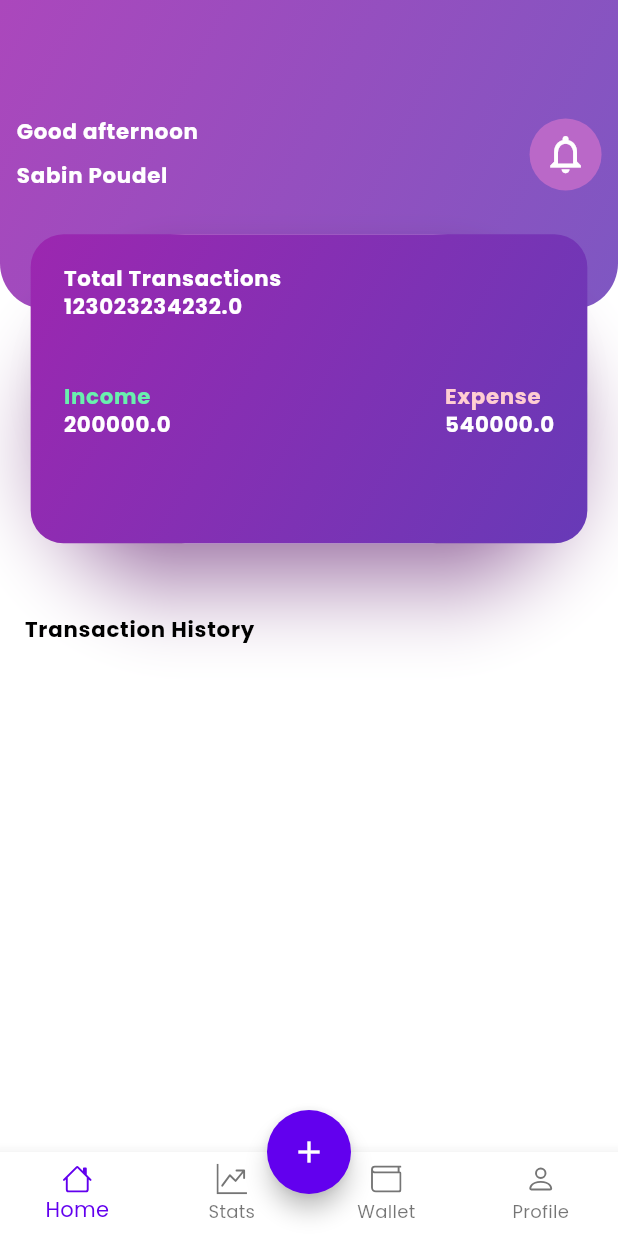
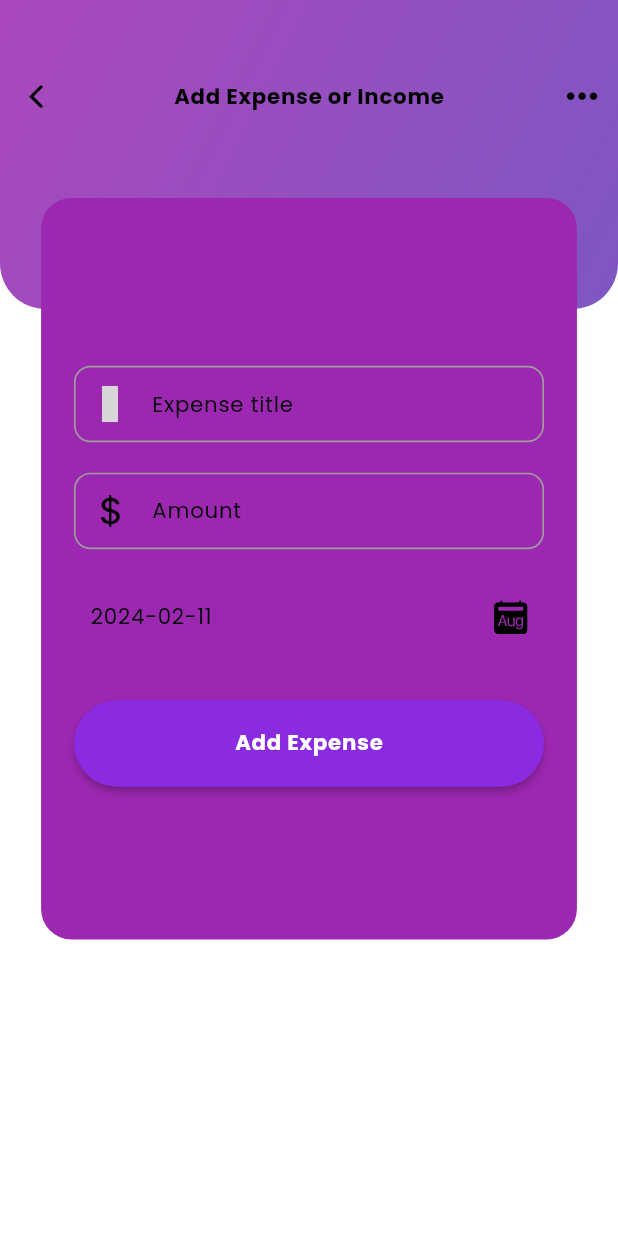
Before and after one commit to sabin6969/Budget_Buddy_With_Bloc, a Flutter app: the HomePage screen opened by its route, after a tap on the "add" icon, on a phone screen of 412 x 824 dp. Run offline on Flutter 3.47's test engine with Material 3 defaults, Android fonts, the phone set to English and light mode, and no system bars; our stand-ins replace firebase_auth, firebase_core, flutter_bloc, flutter_screenutil, google_sign_in, icons_plus and 2 more; accounts and stored records are empty; generated files the repository leaves out were written again; grey boxes are pictures that could not be loaded.

Commit message:
designed add expense and income page

```diff
--- a/lib/constants/app_routes.dart
+++ b/lib/constants/app_routes.dart
@@ -4,4 +4,5 @@ class AppRoutes {
   static const String resetPasswordPageRoute = "/resetPasswordPage";
   static const String resentEmailSentPageRoute = "/resetEmailSentPage";
   static const String homePageRoute = "/homePage";
+  static const String addExpenseIncomePage = "/addExpenseIncomePage";
 }
--- a/lib/constants/routes.dart
+++ b/lib/constants/routes.dart
@@ -1,4 +1,5 @@
 import 'package:budgetbuddy_bloc/constants/app_routes.dart';
+import 'package:budgetbuddy_bloc/pages/add_expense_income_page.dart';
 import 'package:budgetbuddy_bloc/pages/auth/forgot_password/forgot_password_page.dart';
 import 'package:budgetbuddy_bloc/pages/auth/forgot_password/forgot_password_sent_page.dart';
 import 'package:budgetbuddy_bloc/pages/auth/login/login_page.dart';
@@ -21,6 +22,10 @@ class Routes {
         return MaterialPageRoute(
           builder: (context) => const HomePage(),
         );
+      case AppRoutes.addExpenseIncomePage:
+        return MaterialPageRoute(
+          builder: (context) => const AddExpenseIncomePage(),
+        );
       case AppRoutes.resentEmailSentPageRoute:
         return MaterialPageRoute(
           builder: (context) => const ResetPasswordSentPage(),
--- /dev/null
+++ b/lib/pages/add_expense_income_page.dart
@@ -0,0 +1,105 @@
+import 'package:budgetbuddy_bloc/main.dart';
+import 'package:budgetbuddy_bloc/widgets/custom_app_bar_normal.dart';
+import 'package:budgetbuddy_bloc/widgets/custom_auth_button.dart';
+import 'package:budgetbuddy_bloc/widgets/custom_date_picker_button.dart';
+import 'package:budgetbuddy_bloc/widgets/custom_text_form_field.dart';
+import 'package:flutter/material.dart';
+import 'package:flutter_screenutil/flutter_screenutil.dart';
+import 'package:icons_plus/icons_plus.dart';
+
+class AddExpenseIncomePage extends StatefulWidget {
+  const AddExpenseIncomePage({super.key});
+
+  @override
+  State<AddExpenseIncomePage> createState() => _AddExpenseIncomePageState();
+}
+
+class _AddExpenseIncomePageState extends State<AddExpenseIncomePage> {
+  final TextEditingController _expenseTitleController = TextEditingController();
+  final FocusNode _expenseFocusNode = FocusNode();
+  final TextEditingController _amountController = TextEditingController();
+  final FocusNode _amountFocusNode = FocusNode();
+
+  @override
+  Widget build(BuildContext context) {
+    final bool isDark =
+        MediaQuery.of(context).platformBrightness == Brightness.dark;
+    size = MediaQuery.sizeOf(context);
+    return Scaffold(
+      body: Stack(
+        children: [
+          Container(
+            height: size.height,
+            width: size.width,
+            color: Theme.of(context).scaffoldBackgroundColor,
+          ),
+          PreferredSize(
+            preferredSize: Size(double.infinity, size.height * 0.25),
+            child: customAppBarNormal(
+              context: context,
+              size: size,
+            ),
+          ),
+          Positioned(
+            top: 130.h,
+            left: 25.w,
+            right: 25.w,
+            child: Container(
+              height: size.height * 0.6,
+              width: size.width,
+              decoration: BoxDecoration(
+                color: Colors.purple.shade500,
+                borderRadius: BorderRadius.circular(
+                  20.sp,
+                ),
+              ),
+              child: Padding(
+                padding: EdgeInsets.symmetric(horizontal: 20.w),
+                child: Column(
+                  mainAxisAlignment: MainAxisAlignment.center,
+                  children: [
+                    SizedBox(
+                      height: 10.h,
+                    ),
+                    CustomTextFormField(
+                      isDark: isDark,
+                      labelText: "Expense title",
+                      prefixIcon: EvaIcons.text,
+                      textEditingController: _expenseTitleController,
+                      textInputType: TextInputType.text,
+                      currentFocusNode: _expenseFocusNode,
+                      nextFocusNode: _amountFocusNode,
+                      textCapitalization: TextCapitalization.sentences,
+                    ),
+                    SizedBox(
+                      height: 20.h,
+                    ),
+                    CustomTextFormField(
+                      isDark: isDark,
+                      labelText: "Amount",
+                      prefixIcon: Bootstrap.currency_dollar,
+                      textEditingController: _amountController,
+                      textInputType: TextInputType.number,
+                      currentFocusNode: _amountFocusNode,
+                    ),
+                    SizedBox(
+                      height: 20.h,
+                    ),
+                    const CustomDatePicker(),
+                    SizedBox(height: 30.h),
+                    CustomAuthButton(
+                      textColor: Colors.white,
+                      isPrimaryColor: true,
+                      buttonName: "Add Expense",
+                      onPressed: () {},
+                    )
+                  ],
+                ),
+              ),
+            ),
+          )
+        ],
+      ),
+    );
+  }
+}
--- a/lib/pages/home_page.dart
+++ b/lib/pages/home_page.dart
@@ -1,7 +1,8 @@
+import 'package:budgetbuddy_bloc/constants/app_routes.dart';
 import 'package:budgetbuddy_bloc/main.dart';
 import 'package:budgetbuddy_bloc/widgets/custom_expense_card.dart';
 import 'package:flutter/material.dart';
-import 'package:budgetbuddy_bloc/widgets/custom_app_bar.dart';
+import 'package:budgetbuddy_bloc/widgets/custom_app_bar_for_home_page.dart';
 import 'package:flutter_screenutil/flutter_screenutil.dart';
 import 'package:icons_plus/icons_plus.dart';
 
@@ -15,8 +16,6 @@ class HomePage extends StatefulWidget {
 class _HomePageState extends State<HomePage> {
   @override
   Widget build(BuildContext context) {
-    final bool isDark =
-        MediaQuery.of(context).platformBrightness == Brightness.dark;
     size = MediaQuery.sizeOf(context);
     return Scaffold(
       body: Stack(
@@ -28,7 +27,7 @@ class _HomePageState extends State<HomePage> {
           ),
           PreferredSize(
             preferredSize: Size(double.infinity, size.height * 0.25),
-            child: customAppBar(
+            child: customAppBarForHomePage(
               context: context,
               name: "Sabin Poudel",
               greetings: "Good afternoon",
@@ -71,9 +70,15 @@ class _HomePageState extends State<HomePage> {
       ),
       floatingActionButton: FloatingActionButton(
         shape: const StadiumBorder(),
-        onPressed: () {},
-        child: const Icon(
+        onPressed: () {
+          Navigator.pushNamed(
+            context,
+            AppRoutes.addExpenseIncomePage,
+          );
+        },
+        child: Icon(
           Icons.add,
+          size: 20.sp,
         ),
       ),
       floatingActionButtonLocation: FloatingActionButtonLocation.centerDocked,
--- a/lib/widgets/custom_app_bar.dart
+++ b/lib/widgets/custom_app_bar_for_home_page.dart
@@ -1,7 +1,7 @@
 import 'package:flutter/material.dart';
 import 'package:flutter_screenutil/flutter_screenutil.dart';
 
-Widget customAppBar({
+Widget customAppBarForHomePage({
   required BuildContext context,
   required String name,
   required String greetings,
--- /dev/null
+++ b/lib/widgets/custom_app_bar_normal.dart
@@ -0,0 +1,55 @@
+import 'package:flutter/cupertino.dart';
+import 'package:flutter/material.dart';
+import 'package:flutter_screenutil/flutter_screenutil.dart';
+
+Widget customAppBarNormal({required BuildContext context, required Size size}) {
+  return Container(
+    height: size.height * 0.25,
+    width: size.width,
+    decoration: BoxDecoration(
+      gradient: LinearGradient(
+        begin: Alignment.topLeft,
+        end: Alignment.bottomRight,
+        colors: [
+          Colors.purple.shade400,
+          Colors.deepPurple.shade400,
+        ],
+      ),
+      borderRadius: BorderRadius.only(
+        bottomLeft: Radius.circular(30.sp),
+        bottomRight: Radius.circular(30.sp),
+      ),
+    ),
+    child: Column(
+      children: [
+        SizedBox(
+          height: 40.h,
+        ),
+        Row(
+          mainAxisAlignment: MainAxisAlignment.spaceBetween,
+          children: [
+            IconButton(
+              onPressed: () {
+                Navigator.pop(context);
+              },
+              icon: const Icon(
+                CupertinoIcons.back,
+              ),
+            ),
+            Text(
+              "Add Expense or Income",
+              style: Theme.of(context).textTheme.labelMedium,
+            ),
+            IconButton(
+              onPressed: () {},
+              icon: Icon(
+                Icons.more_horiz,
+                size: 30.sp,
+              ),
+            )
+          ],
+        )
+      ],
+    ),
+  );
+}
--- /dev/null
+++ b/lib/widgets/custom_date_picker_button.dart
@@ -0,0 +1,67 @@
+import 'package:flutter/material.dart';
+import 'package:flutter_screenutil/flutter_screenutil.dart';
+import 'package:icons_plus/icons_plus.dart';
+import 'package:intl/intl.dart';
+
+class CustomDatePicker extends StatefulWidget {
+  const CustomDatePicker({super.key});
+
+  @override
+  State<CustomDatePicker> createState() => _CustomDatePickerState();
+}
+
+class _CustomDatePickerState extends State<CustomDatePicker> {
+  String formattedDate = DateFormat("yyyy-MM-dd").format(DateTime.now());
+  @override
+  Widget build(BuildContext context) {
+    return InkWell(
+      splashColor: Colors.white,
+      onTap: () {
+        showDatePicker(
+          context: context,
+          firstDate: DateTime.now(),
+          lastDate: DateTime(
+            DateTime.now().year,
+            DateTime.now().month,
+            DateTime.now().day + 7,
+          ),
+        ).then((value) {
+          formattedDate = DateFormat("yyyy-MM-dd").format(
+            value!,
+          );
+          setState(() {});
+        });
+      },
+      child: Ink(
+        height: 50,
+        decoration: BoxDecoration(
+          border: Border.all(
+            width: 1.sp,
+            color: Colors.white,
+          ),
+        ),
+        child: Padding(
+          padding: const EdgeInsets.symmetric(
+            horizontal: 10,
+            vertical: 10,
+          ),
+          child: Row(
+            mainAxisAlignment: MainAxisAlignment.spaceBetween,
+            children: [
+              Text(
+                formattedDate,
+                style: Theme.of(context).textTheme.labelMedium!.copyWith(
+                      fontWeight: FontWeight.normal,
+                    ),
+              ),
+              Icon(
+                Bootstrap.calendar2_month_fill,
+                size: 22.sp,
+              )
+            ],
+          ),
+        ),
+      ),
+    );
+  }
+}
--- a/lib/widgets/custom_text_form_field.dart
+++ b/lib/widgets/custom_text_form_field.dart
@@ -2,8 +2,8 @@ import 'package:flutter/material.dart';
 import 'package:flutter_screenutil/flutter_screenutil.dart';
 
 class CustomTextFormField extends StatelessWidget {
-  const CustomTextFormField({
-    super.key,
+  const CustomTextFormField(
+      {super.key,
       required this.isDark,
       required this.labelText,
       required this.prefixIcon,
@@ -11,7 +11,7 @@ class CustomTextFormField extends StatelessWidget {
       required this.textInputType,
       required this.currentFocusNode,
       this.nextFocusNode,
-  });
+      this.textCapitalization});
 
   final TextEditingController textEditingController;
   final bool isDark;
@@ -20,10 +20,12 @@ class CustomTextFormField extends StatelessWidget {
   final FocusNode currentFocusNode;
   final FocusNode? nextFocusNode;
   final TextInputType textInputType;
+  final TextCapitalization? textCapitalization;
 
   @override
   Widget build(BuildContext context) {
     return TextFormField(
+      textCapitalization: textCapitalization ?? TextCapitalization.none,
       keyboardType: textInputType,
       style: Theme.of(context).textTheme.labelMedium!.copyWith(
             fontWeight: FontWeight.normal,
--- a/pubspec.yaml
+++ b/pubspec.yaml
@@ -19,6 +19,7 @@ dependencies:
   smooth_page_indicator: ^1.1.0
   google_sign_in: ^6.2.1
   icons_plus: ^5.0.0
+  intl: ^0.19.0
 
 dev_dependencies:
   flutter_test:
```
Also changed, not shown: pubspec.lock. Lines whose indentation alone changed are shown as unchanged.
